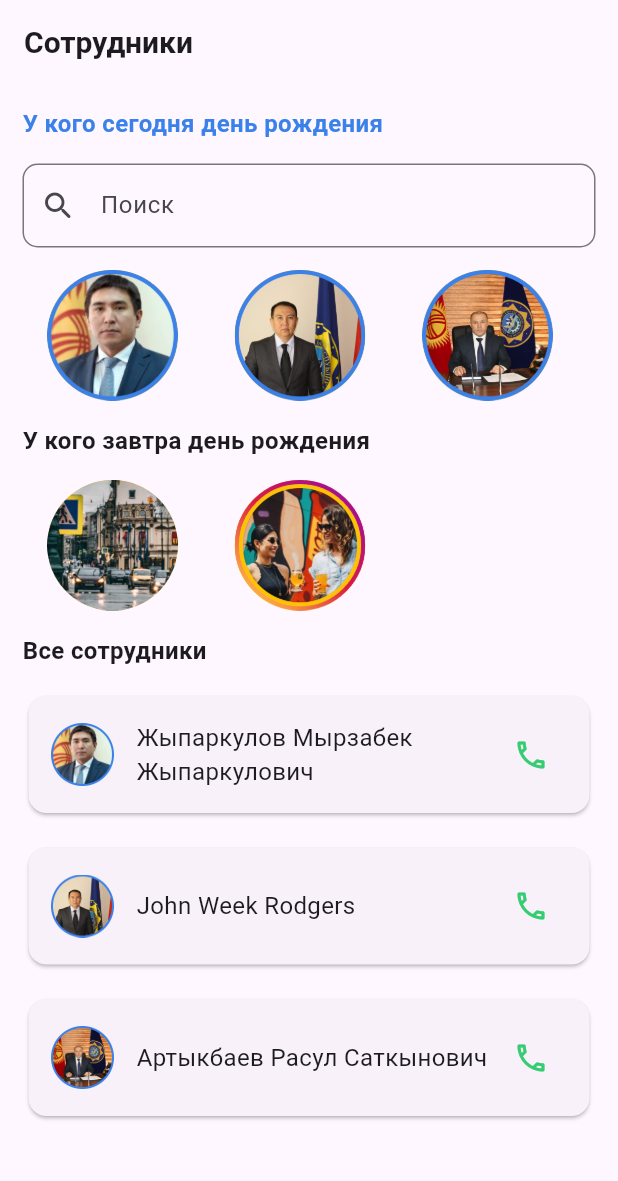
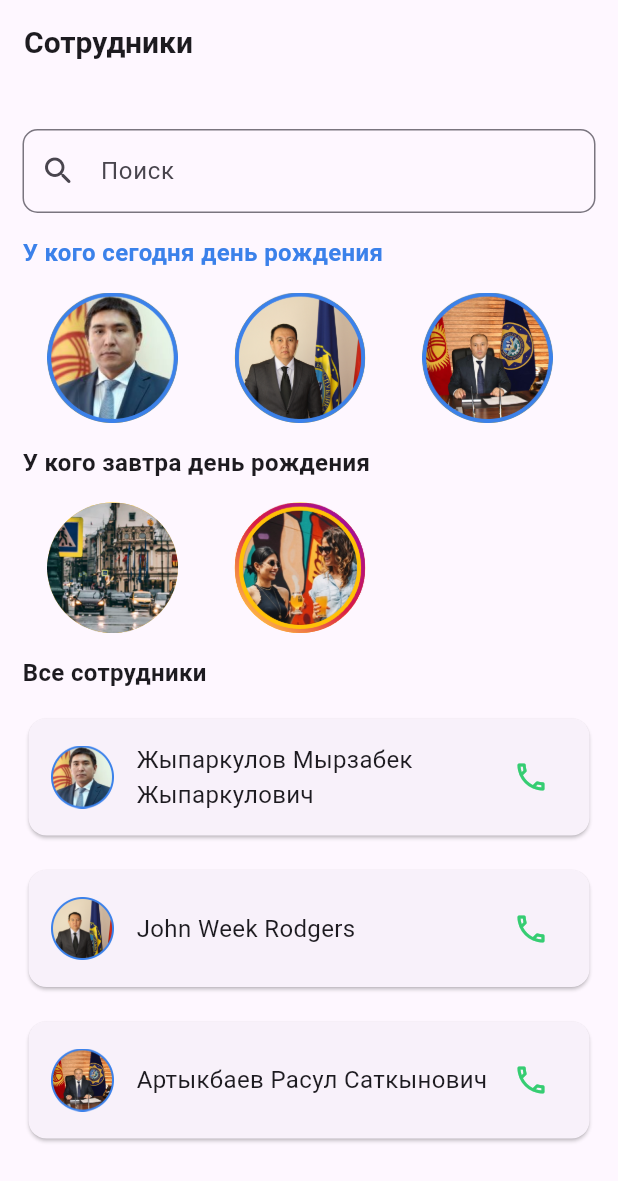
Before and after one commit to edil-2704/home_work_gos, a Flutter app: the screen it shows after launch, on a phone screen of 412 x 824 dp. Shown: the top 1181 px of the screen. Run offline on Flutter 3.47's test engine with Material 3 defaults, Android fonts, the phone set to English and light mode, and no system bars; missing offline and left inert: flutter_phone_direct_caller.

Commit message:
fourth commit,

```diff
--- a/lib/screens/main_screen.dart
+++ b/lib/screens/main_screen.dart
@@ -25,14 +25,7 @@ class MainScreen extends StatelessWidget {
           physics: const NeverScrollableScrollPhysics(),
           shrinkWrap: true,
           children: [
-            const Text(
-              'У кого сегодня день рождения',
-              style: TextStyle(
-                color: Color(0xff3B81EA),
-                fontSize: 16,
-                fontWeight: FontWeight.w700,
-              ),
-            ),
+
             const SizedBox(height: 15),
             SizedBox(
               width: 300,
@@ -46,6 +39,15 @@ class MainScreen extends StatelessWidget {
                     borderRadius: BorderRadius.circular(10),
                   ),
                 ),
+              ),
+            ),
+            const SizedBox(height: 15),
+            const Text(
+              'У кого сегодня день рождения',
+              style: TextStyle(
+                color: Color(0xff3B81EA),
+                fontSize: 16,
+                fontWeight: FontWeight.w700,
               ),
             ),
             const SizedBox(height: 15),
```
